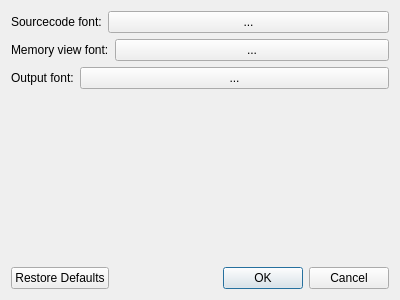
First picture: the form in src/settingsdialog.ui, repository jhn98032/gede, before the edit.
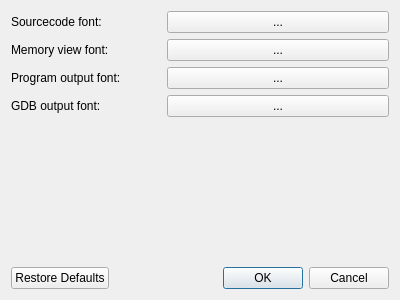
Second picture: the form after the edit.

Commit message: added option to set Gdboutput font

Diff of the .ui file:
```diff
--- a/src/settingsdialog.ui
+++ b/src/settingsdialog.ui
@@ -18,6 +18,12 @@
     <layout class="QHBoxLayout" name="horizontalLayout">
      <item>
       <widget class="QLabel" name="label">
+       <property name="minimumSize">
+        <size>
+         <width>150</width>
+         <height>0</height>
+        </size>
+       </property>
        <property name="text">
         <string>Sourcecode font:</string>
        </property>
@@ -42,6 +48,12 @@
     <layout class="QHBoxLayout" name="horizontalLayout_2">
      <item>
       <widget class="QLabel" name="label_2">
+       <property name="minimumSize">
+        <size>
+         <width>150</width>
+         <height>0</height>
+        </size>
+       </property>
        <property name="text">
         <string>Memory view font:</string>
        </property>
@@ -66,8 +78,14 @@
     <layout class="QHBoxLayout" name="horizontalLayout_3">
      <item>
       <widget class="QLabel" name="label_3">
+       <property name="minimumSize">
+        <size>
+         <width>150</width>
+         <height>0</height>
+        </size>
+       </property>
        <property name="text">
-        <string>Output font:</string>
+        <string>Program output font:</string>
        </property>
       </widget>
      </item>
@@ -86,6 +104,36 @@
      </item>
     </layout>
    </item>
+   <item>
+    <layout class="QHBoxLayout" name="horizontalLayout_4">
+     <item>
+      <widget class="QLabel" name="label_4">
+       <property name="minimumSize">
+        <size>
+         <width>150</width>
+         <height>0</height>
+        </size>
+       </property>
+       <property name="text">
+        <string>GDB output font:</string>
+       </property>
+      </widget>
+     </item>
+     <item>
+      <widget class="QPushButton" name="pushButton_selectGdbOutputFont">
+       <property name="sizePolicy">
+        <sizepolicy hsizetype="MinimumExpanding" vsizetype="Fixed">
+         <horstretch>0</horstretch>
+         <verstretch>0</verstretch>
+        </sizepolicy>
+       </property>
+       <property name="text">
+        <string>...</string>
+       </property>
+      </widget>
+     </item>
+    </layout>
+   </item>
    <item>
     <spacer name="verticalSpacer">
      <property name="orientation">
```
The commit also changes 6 other files.
